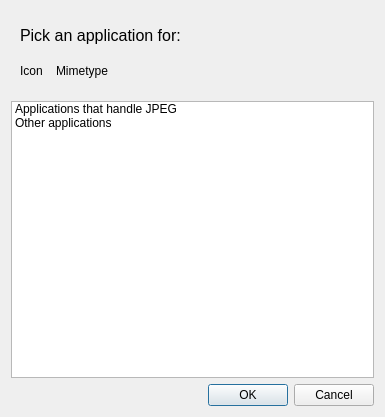
Qt form lxqt-config-file-associations/applicationchooser.ui (lxqt/lxqt-config) before a commit.
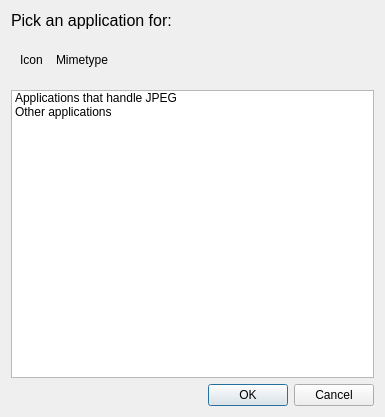
The same form after that commit.

```diff
--- a/lxqt-config-file-associations/applicationchooser.ui
+++ b/lxqt-config-file-associations/applicationchooser.ui
@@ -14,6 +14,18 @@
    <string>Application Chooser</string>
   </property>
   <layout class="QVBoxLayout" name="verticalLayout">
+   <item>
+    <widget class="QLabel" name="headingLabel">
+     <property name="font">
+      <font>
+       <pointsize>12</pointsize>
+      </font>
+     </property>
+     <property name="text">
+      <string>Pick an application for:</string>
+     </property>
+    </widget>
+   </item>
    <item>
     <widget class="QFrame" name="frame_2">
      <property name="frameShape">
@@ -23,30 +35,6 @@
       <enum>QFrame::Raised</enum>
      </property>
      <layout class="QGridLayout" name="gridLayout">
-      <item row="0" column="0" colspan="2">
-       <widget class="QLabel" name="headingLabel">
-        <property name="sizePolicy">
-         <sizepolicy hsizetype="Expanding" vsizetype="Fixed">
-          <horstretch>0</horstretch>
-          <verstretch>0</verstretch>
-         </sizepolicy>
-        </property>
-        <property name="minimumSize">
-         <size>
-          <width>0</width>
-          <height>30</height>
-         </size>
-        </property>
-        <property name="font">
-         <font>
-          <pointsize>12</pointsize>
-         </font>
-        </property>
-        <property name="text">
-         <string>Pick an application for:</string>
-        </property>
-       </widget>
-      </item>
       <item row="1" column="0">
        <widget class="QLabel" name="mimetypeIconLabel">
         <property name="sizePolicy">
```
